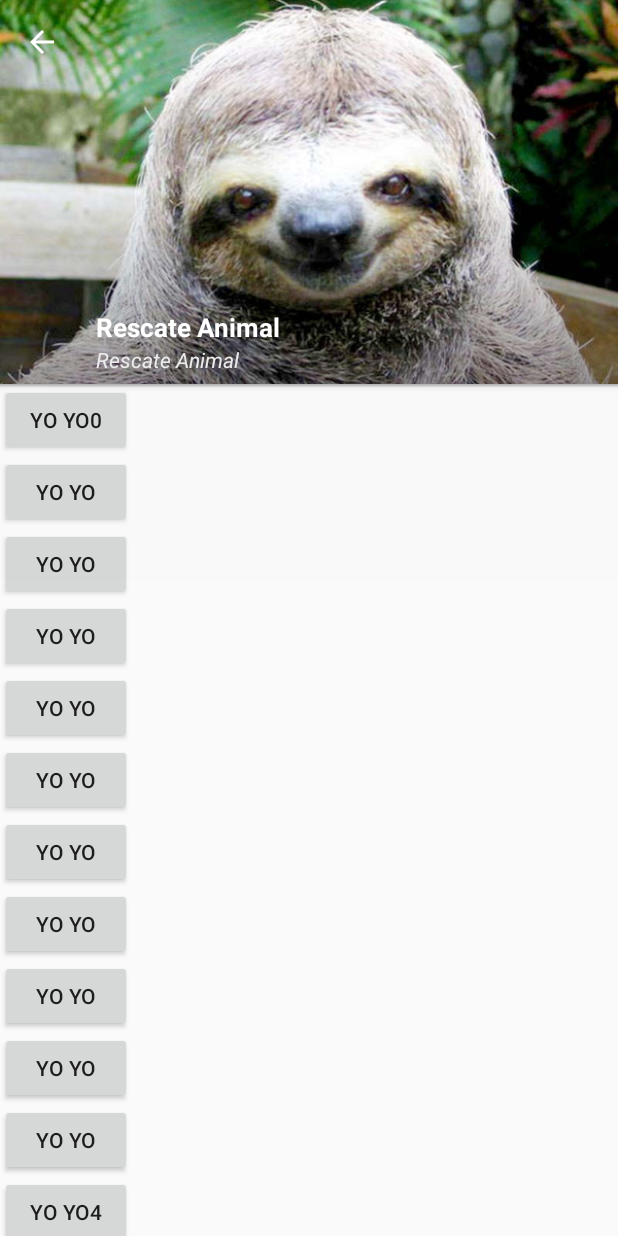
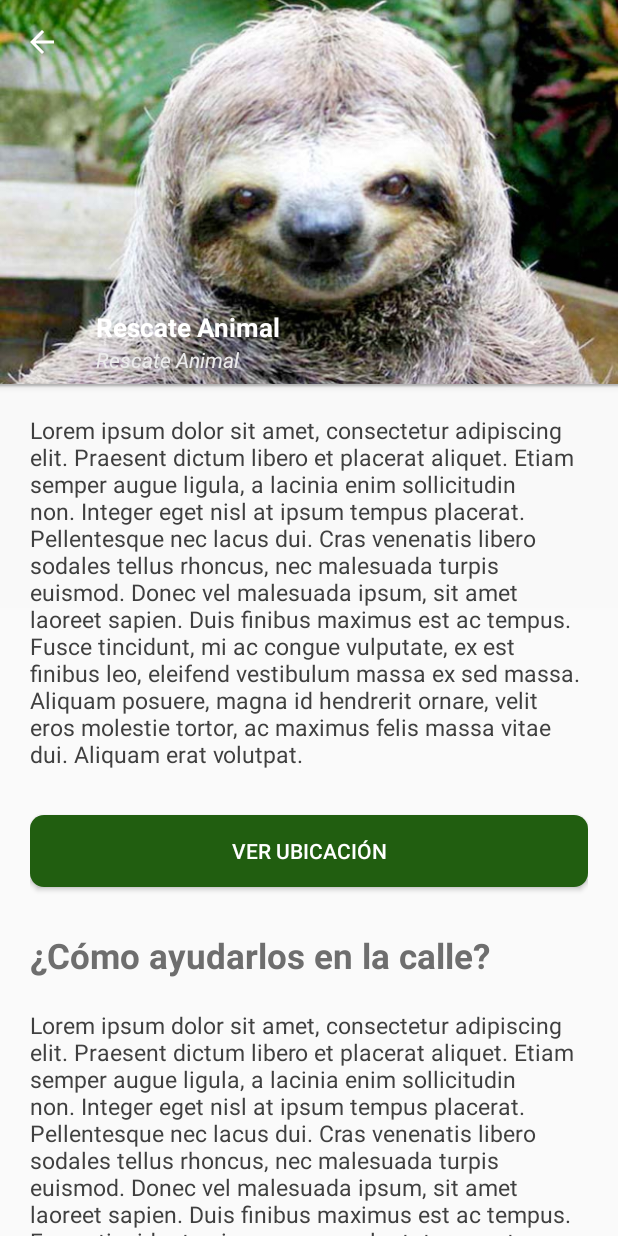
Before and after one commit to vicgp91/Rescate_Animal, an Android app: the AnimalDetails screen opened directly, with no data from a screen before it, on a phone screen of 412 x 824 dp. Run offline under Robolectric (Android 15) with nearby library versions, the phone set to English and light mode, and no system bars.

Commit message:
Mapa y detalles animal finalizado - Luis

```diff
--- a/app/src/main/java/appcpanama/logicstudio/net/appcpanama/AnimalDetails.java
+++ b/app/src/main/java/appcpanama/logicstudio/net/appcpanama/AnimalDetails.java
@@ -1,11 +1,14 @@
 package appcpanama.logicstudio.net.appcpanama;
 
+import android.content.Intent;
 import android.support.design.widget.CollapsingToolbarLayout;
 import android.support.design.widget.CoordinatorLayout;
 import android.support.v7.app.AppCompatActivity;
 import android.os.Bundle;
 import android.support.v7.widget.Toolbar;
 import android.view.MenuItem;
+import android.view.View;
+import android.widget.Button;
 
 public class AnimalDetails extends AppCompatActivity {
 
@@ -13,6 +16,7 @@ public class AnimalDetails extends AppCompatActivity {
     CoordinatorLayout root;
     Toolbar toolbar;
     CollapsingToolbarLayout collapsingToolbar;
+    Button btnUbicacion;
 
     @Override
     protected void onCreate(Bundle savedInstanceState) {
@@ -27,12 +31,20 @@ public class AnimalDetails extends AppCompatActivity {
         root = (CoordinatorLayout) findViewById(R.id.animaldetails_root);
         toolbar = (Toolbar) findViewById(R.id.toolbar);
         collapsingToolbar = (CollapsingToolbarLayout) findViewById(R.id.collapsingToolbarLayout);
+        btnUbicacion = (Button) findViewById(R.id.btn_animaldetails_ubicacion);
     }
 
     private void assign() {
         toolbar.setTitle("");
         setSupportActionBar(toolbar);
         getSupportActionBar().setDisplayHomeAsUpEnabled(true);
+
+        btnUbicacion.setOnClickListener(new View.OnClickListener() {
+            @Override
+            public void onClick(View v) {
+                startActivity(new Intent(AnimalDetails.this, MapActivity.class));
+            }
+        });
     }
 
 
--- a/app/src/main/res/layout/animal_details.xml
+++ b/app/src/main/res/layout/animal_details.xml
@@ -22,7 +22,6 @@
                 android:scaleType="centerCrop"
                 android:src="@drawable/test_image"
                 app:layout_collapseMode="parallax"
-                android:foreground="@drawable/gradient_dark"
                 app:layout_collapseParallaxMultiplier="0.7" />
 
 
@@ -76,77 +75,58 @@
         <LinearLayout
             android:layout_width="match_parent"
             android:layout_height="wrap_content"
+            android:layout_marginLeft="20dp"
+            android:layout_marginRight="20dp"
             android:orientation="vertical">
 
-            <Button
-                android:layout_width="wrap_content"
+            <TextView
+                android:layout_width="match_parent"
                 android:layout_height="wrap_content"
-                android:text="Yo Yo0" />
+                android:layout_marginTop="20dp"
+                android:text="@string/textTest"
+                android:textColor="@color/colorBlack"
+                android:textSize="15sp" />
+
 
             <Button
-                android:layout_width="wrap_content"
+                android:id="@+id/btn_animaldetails_ubicacion"
+                android:layout_width="match_parent"
                 android:layout_height="wrap_content"
-                android:text="Yo Yo" />
+                android:layout_marginTop="30dp"
+                android:background="@drawable/btn_green_background"
+                android:text="@string/infoBtnUbicacion"
+                android:textColor="@color/colorWhite" />
+
+
+            <TextView
+                android:layout_width="match_parent"
+                android:layout_height="wrap_content"
+                android:layout_marginTop="30dp"
+                android:text="@string/infoTitleComoAyu"
+                android:textColor="@color/colorBlackGray"
+                android:textSize="23sp"
+                android:textStyle="bold" />
+
+
+            <TextView
+                android:layout_width="match_parent"
+                android:layout_height="wrap_content"
+                android:layout_marginTop="20dp"
+                android:text="@string/textTest"
+                android:textColor="@color/colorBlack"
+                android:textSize="15sp" />
+
 
             <Button
-                android:layout_width="wrap_content"
+                android:id="@+id/btn_animaldetails_masinfo"
+                android:layout_width="match_parent"
                 android:layout_height="wrap_content"
-                android:text="Yo Yo" />
+                android:layout_marginTop="30dp"
+                android:layout_marginBottom="35dp"
+                android:background="@drawable/btn_green_background"
+                android:text="@string/infoBtnVerMas"
+                android:textColor="@color/colorWhite" />
 
-            <Button
-                android:layout_width="wrap_content"
-                android:layout_height="wrap_content"
-                android:text="Yo Yo" />
-
-            <Button
-                android:layout_width="wrap_content"
-                android:layout_height="wrap_content"
-                android:text="Yo Yo" />
-
-            <Button
-                android:layout_width="wrap_content"
-                android:layout_height="wrap_content"
-                android:text="Yo Yo" />
-
-            <Button
-                android:layout_width="wrap_content"
-                android:layout_height="wrap_content"
-                android:text="Yo Yo" />
-
-            <Button
-                android:layout_width="wrap_content"
-                android:layout_height="wrap_content"
-                android:text="Yo Yo" />
-
-            <Button
-                android:layout_width="wrap_content"
-                android:layout_height="wrap_content"
-                android:text="Yo Yo" />
-
-            <Button
-                android:layout_width="wrap_content"
-                android:layout_height="wrap_content"
-                android:text="Yo Yo" />
-
-            <Button
-                android:layout_width="wrap_content"
-                android:layout_height="wrap_content"
-                android:text="Yo Yo" />
-
-            <Button
-                android:layout_width="wrap_content"
-                android:layout_height="wrap_content"
-                android:text="Yo Yo4" />
-
-            <Button
-                android:layout_width="wrap_content"
-                android:layout_height="wrap_content"
-                android:text="Yo Yo5" />
-
-            <Button
-                android:layout_width="wrap_content"
-                android:layout_height="wrap_content"
-                android:text="Yo Yo1" />
         </LinearLayout>
 
     </android.support.v4.widget.NestedScrollView>
--- a/app/src/main/res/layout/login_screen.xml
+++ b/app/src/main/res/layout/login_screen.xml
@@ -34,6 +34,7 @@
             android:id="@+id/edt_login_nombre"
             android:layout_width="match_parent"
             android:layout_height="wrap_content"
+            android:inputType="textEmailAddress"
             android:singleLine="true"
             android:textColor="@color/colorWhite" />
 
--- a/app/src/main/res/values/colors.xml
+++ b/app/src/main/res/values/colors.xml
@@ -10,6 +10,6 @@
     <color name="colorAccent">#fdbb00</color>
     <color name="colorAccentDark">#efb100</color>
 
-    <color name="colorBlackOpacityFirst">#54000000</color>
+    <color name="colorBlackOpacityFirst">#68000000</color>
 
 </resources>
--- a/app/src/main/res/values/strings.xml
+++ b/app/src/main/res/values/strings.xml
@@ -4,6 +4,9 @@
     <string name="hello_world">Hello world!</string>
     <string name="action_settings">Settings</string>
 
+    //---- GOOGLE MAPS KEY
+    <string name="GOOGLE_MAP_DEVELOPER_KEY_ANDROID_LUIS">AIzaSyA9XZ3gY_kg2GV2AODLqUOUBqbm0vCSFos</string>
+    <string name="GOOGLE_MAP_DEVELOPER_KEY_ANDROID_VICENTE">AIzaSyCqLhGsEb_o-AhFYmWL5aIksrVvs-nlWYU</string>
 
     //Drawer Strings
     <string name="open_drawer">Open Drawer</string>
@@ -33,7 +36,15 @@
 
     //----Activity Info Animal
     <string name="infoADescription">Cómo cuidarlos si los encuentras</string>
+    <string name="infoBtnUbicacion">Ver Ubicación</string>
+    <string name="infoTitleComoAyu">¿Cómo ayudarlos en la calle?</string>
+    <string name="infoBtnVerMas">Más Información</string>
 
+
+    //----Activity Mapas
+    <string name="mapTitleVerUbicacion">Ubicaciones</string>
+    //---- Text Example
+    <string name="textTest">Lorem ipsum dolor sit amet, consectetur adipiscing elit. Praesent dictum libero et placerat aliquet. Etiam semper augue ligula, a lacinia enim sollicitudin non. Integer eget nisl at ipsum tempus placerat. Pellentesque nec lacus dui. Cras venenatis libero sodales tellus rhoncus, nec malesuada turpis euismod. Donec vel malesuada ipsum, sit amet laoreet sapien. Duis finibus maximus est ac tempus. Fusce tincidunt, mi ac congue vulputate, ex est finibus leo, eleifend vestibulum massa ex sed massa. Aliquam posuere, magna id hendrerit ornare, velit eros molestie tortor, ac maximus felis massa vitae dui. Aliquam erat volutpat.</string>
     <!-- TODO: Remove or change this placeholder text -->
     <string name="hello_blank_fragment">Hello blank fragment</string>
     <string name="title_activity_activity__valida__login">Activity_Valida_Login</string>
```
Also changed, not shown: app/build.gradle (+5 -4 lines), app/src/main/AndroidManifest.xml (+13 -3 lines), app/src/main/java/appcpanama/logicstudio/net/appcpanama/MapActivity.java (added, +78 -0 lines), app/src/main/java/appcpanama/logicstudio/net/appcpanama/supportMapFragment.java (added, +25 -0 lines), app/src/main/res/layout/map_screen.xml (added, +30 -0 lines), 1 other file.
